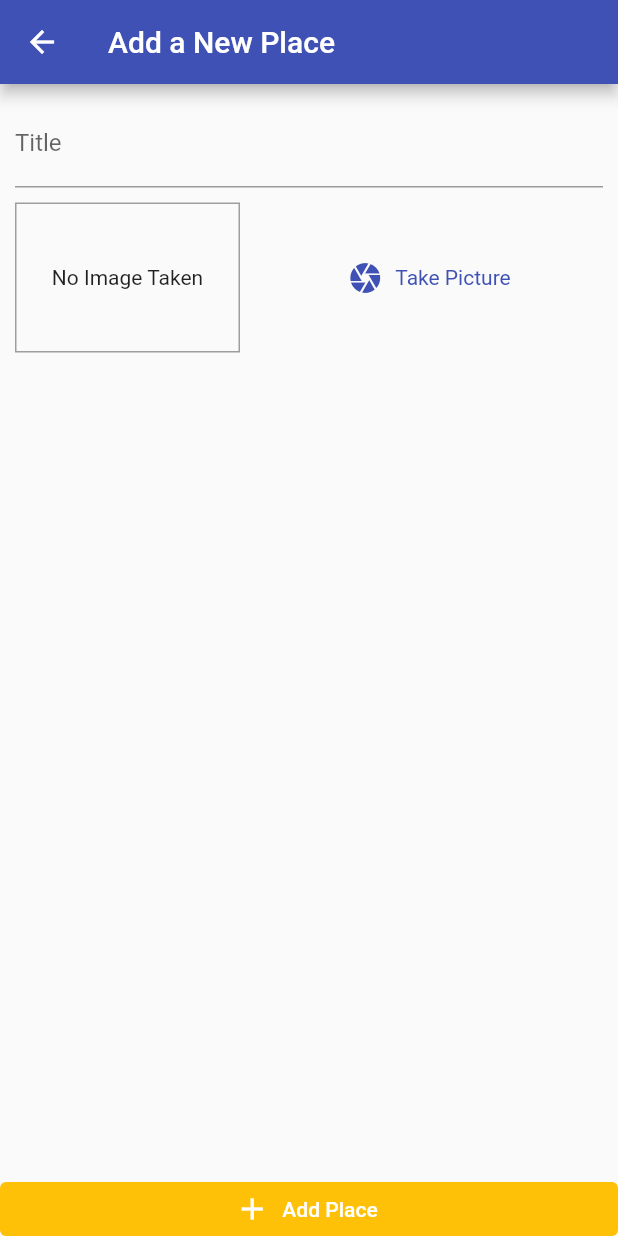
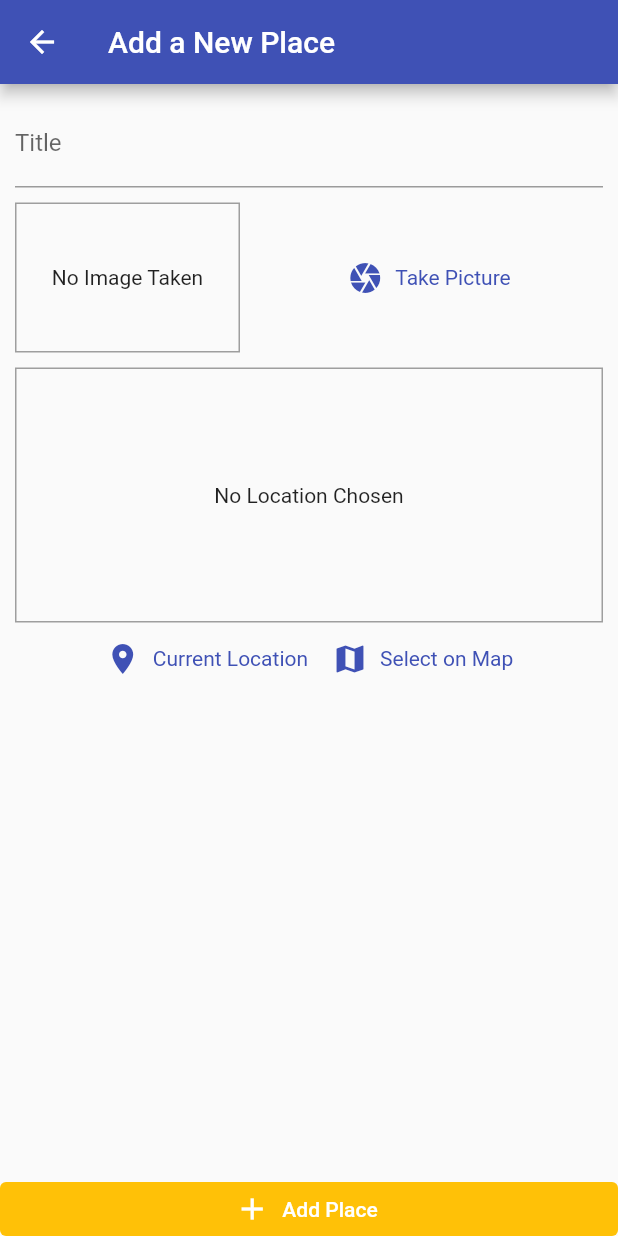
Before and after one commit to aptx113/greate_places_app, a Flutter app: the AddPlaceScreen screen opened by its route, on a phone screen of 412 x 824 dp. Run offline on Flutter 3.47's test engine with Material 2 defaults, Android fonts, the phone set to English and light mode, and no system bars; our stand-ins replace image_picker, location, sqflite; accounts and stored records are empty.

Commit message:
Add display current location feat

```diff
--- /dev/null
+++ b/lib/helpers/location_helper.dart
@@ -0,0 +1,8 @@
+import '../security/api_key.dart';
+
+class LocationHelper {
+  static String generateLocationPreviewImage(
+      {required double latitude, required double longitude}) {
+    return 'https://maps.googleapis.com/maps/api/staticmap?center=&$latitude,$longitude&zoom=13&size=600x300&maptype=roadmap&markers=color:red%7Clabel:S%7C$latitude,$longitude&key=$googleMapAPIKey';
+  }
+}
--- a/lib/screens/add_place_screen.dart
+++ b/lib/screens/add_place_screen.dart
@@ -1,10 +1,11 @@
 import 'dart:io';
 
 import 'package:flutter/material.dart';
-import 'package:great_places_app/providers/great_places.dart';
 import 'package:provider/provider.dart';
 
+import '../providers/great_places.dart';
 import '../widgets/image_input_widget.dart';
+import '../widgets/location_input_widget.dart';
 
 class AddPlaceScreen extends StatefulWidget {
   const AddPlaceScreen({Key? key}) : super(key: key);
@@ -55,6 +56,10 @@ class _AddPlaceScreenState extends State<AddPlaceScreen> {
                     height: 10,
                   ),
                   ImageInputWidget(onSelectImage: _selectImage),
+                  const SizedBox(
+                    height: 10,
+                  ),
+                  LocationInputWidget(),
                 ],
               ),
             ),
--- /dev/null
+++ b/lib/widgets/location_input_widget.dart
@@ -0,0 +1,75 @@
+import 'package:flutter/material.dart';
+import 'package:great_places_app/helpers/location_helper.dart';
+import 'package:location/location.dart';
+
+class LocationInputWidget extends StatefulWidget {
+  const LocationInputWidget({Key? key}) : super(key: key);
+
+  @override
+  State<LocationInputWidget> createState() => _LocationInputWidgetState();
+}
+
+class _LocationInputWidgetState extends State<LocationInputWidget> {
+  String? _previewImageUrl;
+
+  Future<void> _getcurrentUserLocation() async {
+    final locationData = await Location().getLocation();
+    final staticMapImageUrl = LocationHelper.generateLocationPreviewImage(
+        latitude: locationData.latitude ?? 0.0,
+        longitude: locationData.longitude ?? 0.0);
+    setState(() {
+      _previewImageUrl = staticMapImageUrl;
+    });
+  }
+
+  @override
+  Widget build(BuildContext context) {
+    return Column(
+      children: [
+        Container(
+          height: 170,
+          width: double.infinity,
+          alignment: Alignment.center,
+          decoration: BoxDecoration(
+            border: Border.all(width: 1, color: Colors.grey),
+          ),
+          child: _previewImageUrl == null
+              ? const Text(
+                  'No Location Chosen',
+                  textAlign: TextAlign.center,
+                )
+              : Image.network(
+                  _previewImageUrl ?? '',
+                  fit: BoxFit.cover,
+                  width: double.infinity,
+                ),
+        ),
+        Row(
+          mainAxisAlignment: MainAxisAlignment.center,
+          children: [
+            TextButton.icon(
+              onPressed: _getcurrentUserLocation,
+              icon: const Icon(Icons.location_on),
+              label: const Text('Current Location'),
+              style: ButtonStyle(
+                textStyle: MaterialStateProperty.all(
+                  TextStyle(color: Theme.of(context).primaryColor),
+                ),
+              ),
+            ),
+            TextButton.icon(
+              onPressed: () {},
+              icon: const Icon(Icons.map),
+              label: const Text('Select on Map'),
+              style: ButtonStyle(
+                textStyle: MaterialStateProperty.all(
+                  TextStyle(color: Theme.of(context).primaryColor),
+                ),
+              ),
+            )
+          ],
+        )
+      ],
+    );
+  }
+}
--- a/pubspec.yaml
+++ b/pubspec.yaml
@@ -31,6 +31,7 @@ dependencies:
   flutter:
     sdk: flutter
   image_picker: ^0.8.5+3
+  location: ^4.4.0
   path: ^1.8.1
   path_provider: ^2.0.11
   provider: ^6.0.3
```
Also changed, not shown: pubspec.lock, 4 other files.
